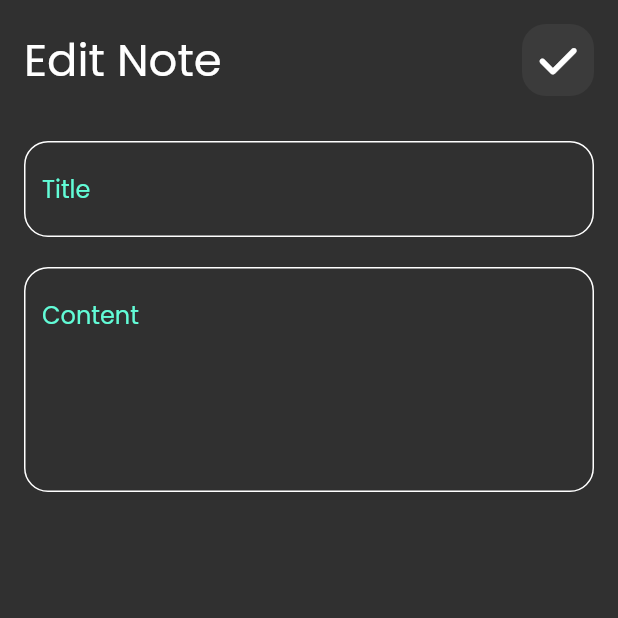
After one commit to YomnaOthmann/Note-App, a Flutter app: the screen it shows after launch, after a tap on "Flutter Tips", on a phone screen of 412 x 824 dp, the top half of it. The commit adds this screen. Run offline on Flutter 3.47's test engine with Material 2 defaults, Android fonts, the phone set to English and light mode, and no system bars; our stand-ins replace font_awesome_flutter.

Commit message:
edit view screens added and finished

```diff
--- /dev/null
+++ b/lib/view/screens/edit_note_screen.dart
@@ -0,0 +1,47 @@
+import 'package:flutter/material.dart';
+import 'package:font_awesome_flutter/font_awesome_flutter.dart';
+import 'package:nota_app/view/widgets/custom_appbar.dart';
+import 'package:nota_app/view/widgets/custom_textfield.dart';
+
+class EditnoteScreen extends StatelessWidget {
+  const EditnoteScreen({super.key});
+
+  @override
+  Widget build(BuildContext context) {
+    return SafeArea(
+      child: Scaffold(
+        body: EditNoteBody(),
+      ),
+    );
+  }
+}
+
+class EditNoteBody extends StatelessWidget {
+  const EditNoteBody({super.key});
+
+  @override
+  Widget build(BuildContext context) {
+    return Padding(
+      padding: const EdgeInsets.all(16.0),
+      child: Column(
+        children: const [
+          CustomAppBar(
+            icon: FontAwesomeIcons.check,
+            title: "Edit Note",
+          ),
+          SizedBox(
+            height: 30,
+          ),
+          CustomTextField(hint: "Title"),
+          SizedBox(
+            height: 20,
+          ),
+          CustomTextField(
+            hint: "Content",
+            maxLines: 5,
+          ),
+        ],
+      ),
+    );
+  }
+}
--- a/lib/view/widgets/custom_appbar.dart
+++ b/lib/view/widgets/custom_appbar.dart
@@ -3,16 +3,20 @@ import 'package:flutter/material.dart';
 class CustomAppBar extends StatelessWidget {
   const CustomAppBar({
     super.key,
+    required this.title,
+    required this.icon,
   });
+  final String title;
+  final IconData icon;
 
   @override
   Widget build(BuildContext context) {
     return Row(
       mainAxisAlignment: MainAxisAlignment.spaceBetween,
       children: [
-        const Text(
-          "Notes",
-          style: TextStyle(
+        Text(
+          title,
+          style: const TextStyle(
             fontSize: 30,
             fontWeight: FontWeight.w500,
           ),
@@ -24,9 +28,9 @@ class CustomAppBar extends StatelessWidget {
           ),
           child: IconButton(
             onPressed: () {},
-            icon: const Icon(
-              Icons.search,
-              size: 32,
+            icon: Icon(
+              icon,
+              size: 28,
             ),
           ),
         )
--- a/lib/view/widgets/custom_note_item.dart
+++ b/lib/view/widgets/custom_note_item.dart
@@ -1,5 +1,6 @@
 import 'package:flutter/material.dart';
 import 'package:font_awesome_flutter/font_awesome_flutter.dart';
+import 'package:nota_app/view/screens/edit_note_screen.dart';
 
 import '../../constants/colors.dart';
 
@@ -10,7 +11,15 @@ class CustomNoteItem extends StatelessWidget {
 
   @override
   Widget build(BuildContext context) {
-    return Container(
+    return GestureDetector(
+      onTap: () {
+        Navigator.push(context, MaterialPageRoute(
+          builder: (context) {
+            return const EditnoteScreen();
+          },
+        ));
+      },
+      child: Container(
         padding: const EdgeInsetsDirectional.only(
           bottom: 16,
           end: 16,
@@ -73,6 +82,7 @@ class CustomNoteItem extends StatelessWidget {
             ),
           ],
         ),
+      ),
     );
   }
 }
--- a/lib/view/widgets/note_screen_body.dart
+++ b/lib/view/widgets/note_screen_body.dart
@@ -14,7 +14,10 @@ class NotesScreenBody extends StatelessWidget {
         child: Column(
           crossAxisAlignment: CrossAxisAlignment.stretch,
           children: const [
-            CustomAppBar(),
+            CustomAppBar(
+              icon: Icons.search,
+              title: "Notes",
+            ),
             SizedBox(
               height: 16,
             ),
```
Also changed, not shown: lib/constants/routes.dart (deleted). Lines whose indentation alone changed are shown as unchanged.
